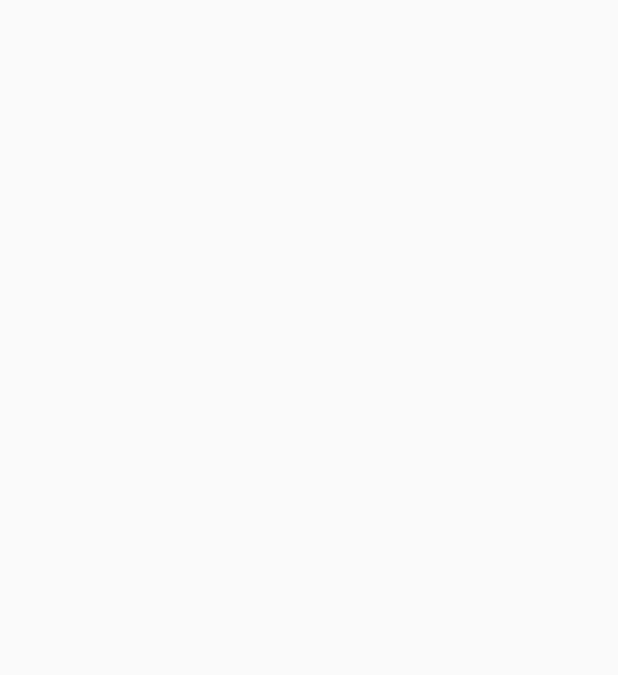
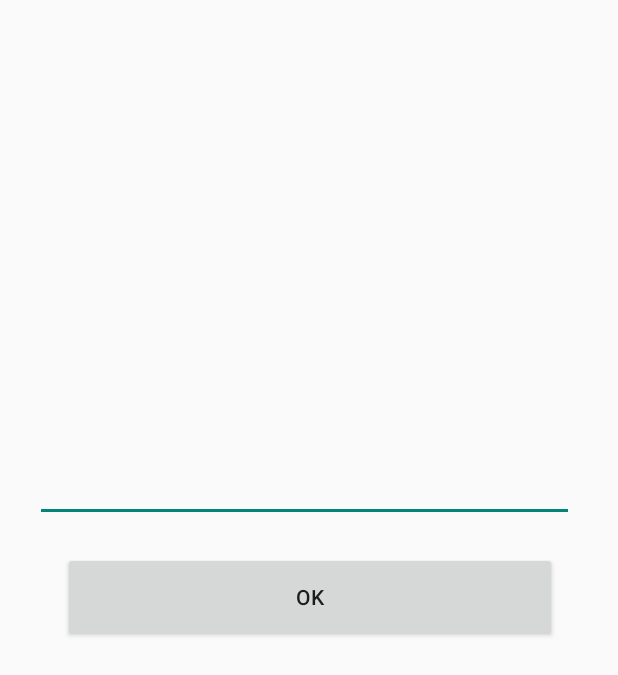
Before and after one commit to StracciaMatteo/AndroidProgetto, an Android app: the login screen opened directly, with no data from a screen before it, on a phone screen of 412 x 824 dp. Before the commit the part shown is empty. Shown: the top 675 px of the screen. Run offline under Robolectric (Android 15) with nearby library versions, the phone set to English and light mode, and no system bars; our stand-ins replace Firebase (no records; nobody signed in at launch, a user with empty details on screens opened directly); 1 statement that could not run was skipped.

```diff
--- a/app/src/main/java/com/example/androidprogetto/login.kt
+++ b/app/src/main/java/com/example/androidprogetto/login.kt
@@ -1,11 +1,39 @@
 package com.example.androidprogetto
 
+import android.content.ContentValues.TAG
 import androidx.appcompat.app.AppCompatActivity
 import android.os.Bundle
+import android.util.Log
+import com.google.firebase.auth.ktx.actionCodeSettings
+import com.google.firebase.auth.ktx.auth
+import com.google.firebase.ktx.Firebase
 
 class login : AppCompatActivity() {
     override fun onCreate(savedInstanceState: Bundle?) {
         super.onCreate(savedInstanceState)
         setContentView(R.layout.activity_login)
+
+        val actionCodeSettings = actionCodeSettings {
+            // URL you want to redirect back to. The domain (www.example.com) for this
+            // URL must be whitelisted in the Firebase Console.
+            url = "https://www.example.com/finishSignUp?cartId=1234"
+            // This must be true
+            handleCodeInApp = true
+            setIOSBundleId("com.example.ios")
+            setAndroidPackageName(
+                "com.example.android",
+                true, /* installIfNotAvailable */
+                "12" /* minimumVersion */)
+        }
+
+        //INPUT E-MAIL DA METTERE O IMPOSTATO GIA AUTHUI
+
+        /*Firebase.auth.sendSignInLinkToEmail(email, actionCodeSettings)
+            .addOnCompleteListener { task ->
+                if (task.isSuccessful) {
+                    Log.d(TAG, "Email sent.")
+                }
+            }*/
+
     }
 }
--- a/app/src/main/res/layout/activity_caricamento_recensioni.xml
+++ b/app/src/main/res/layout/activity_caricamento_recensioni.xml
@@ -92,10 +92,10 @@
             android:textSize="20sp"
             app:layout_constraintEnd_toEndOf="parent"
             app:layout_constraintStart_toStartOf="parent"
-            app:layout_constraintTop_toBottomOf="@+id/plain_text_input2" />
+            app:layout_constraintTop_toBottomOf="@+id/inputEmail" />
 
         <EditText
-            android:id="@+id/plain_text_input2"
+            android:id="@+id/inputEmail"
             android:layout_width="359dp"
             android:layout_height="54dp"
             android:layout_marginStart="23dp"
--- a/app/src/main/res/layout/activity_login.xml
+++ b/app/src/main/res/layout/activity_login.xml
@@ -6,4 +6,32 @@
     android:layout_height="match_parent"
     tools:context=".login">
 
+
+    <EditText
+        android:id="@+id/inputEmail"
+        android:layout_width="359dp"
+        android:layout_height="54dp"
+        android:layout_marginStart="23dp"
+        android:layout_marginTop="294dp"
+        android:layout_marginEnd="29dp"
+        android:inputType="text"
+        app:layout_constraintEnd_toEndOf="parent"
+        app:layout_constraintHorizontal_bias="1.0"
+        app:layout_constraintStart_toStartOf="parent"
+        app:layout_constraintTop_toTopOf="parent"
+        tools:ignore="SpeakableTextPresentCheck" />
+
+    <Button
+        android:id="@+id/buttonOk"
+        android:layout_width="329dp"
+        android:layout_height="60dp"
+        android:layout_marginStart="163dp"
+        android:layout_marginTop="20dp"
+        android:layout_marginEnd="160dp"
+        android:text="Ok"
+        app:layout_constraintEnd_toEndOf="parent"
+        app:layout_constraintHorizontal_bias="0.506"
+        app:layout_constraintStart_toStartOf="parent"
+        app:layout_constraintTop_toBottomOf="@+id/inputEmail" />
+
 </androidx.constraintlayout.widget.ConstraintLayout>
```
Also changed, not shown: app/src/main/AndroidManifest.xml (+10 -0 lines).
